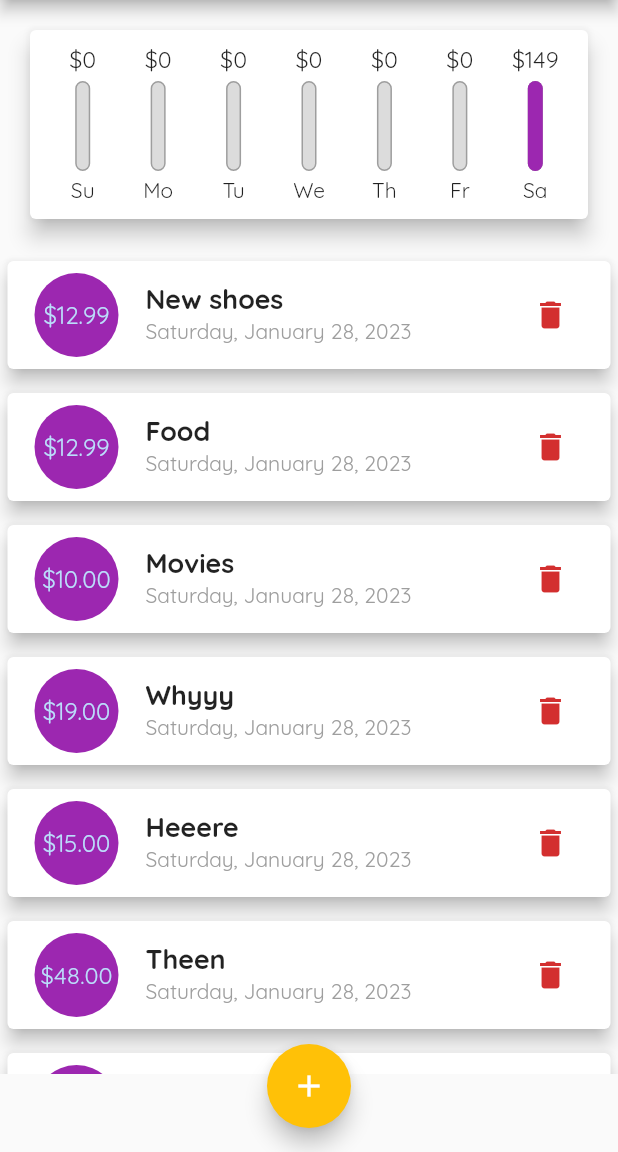
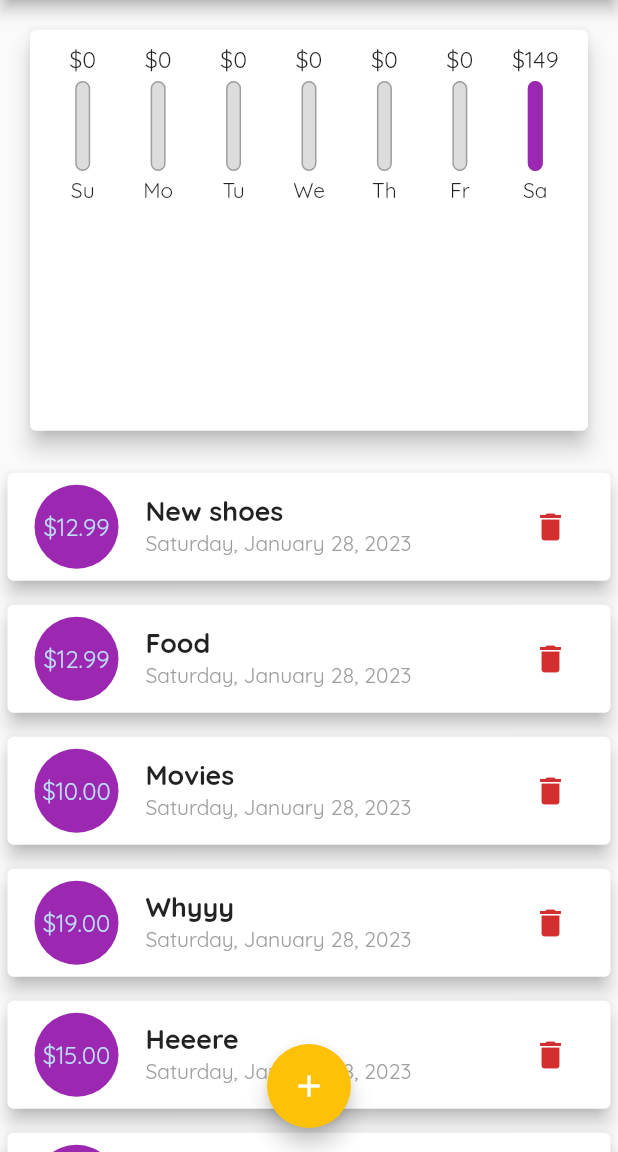
Before and after one commit to john-muinde/personal_expenses_app, a Flutter app: the screen it shows after launch, on a phone screen of 412 x 824 dp, the part 84-1236 px from its top. Run offline on Flutter 3.47's test engine with Material 2 defaults, Android fonts, the phone set to English and light mode, and no system bars.

Commit message:
using mediaquery in flutter

```diff
--- a/lib/main.dart
+++ b/lib/main.dart
@@ -138,8 +138,7 @@ class _MyHomePageState extends State<MyHomePage> {
 
   @override
   Widget build(BuildContext context) {
-    return Scaffold(
-      appBar: AppBar(
+    final appBar = AppBar(
       title: const Text(
         'Personal Expenses',
       ),
@@ -149,12 +148,25 @@ class _MyHomePageState extends State<MyHomePage> {
           onPressed: () => _startAddNewTransaction(context),
         ),
       ],
-      ),
+    );
+    return Scaffold(
+      appBar: appBar,
       body: SingleChildScrollView(
         child: Column(
           children: <Widget>[
-            Chart(_recentTransactions),
-            TransactionList(_userTransactions, _deleteTransaction),
+            Container(
+              height: (MediaQuery.of(context).size.height -
+                      appBar.preferredSize.height -
+                      MediaQuery.of(context).padding.top) *
+                  0.4,
+              child: Chart(_recentTransactions),
+            ),
+            Container(
+                height: (MediaQuery.of(context).size.height -
+                        appBar.preferredSize.height -
+                        MediaQuery.of(context).padding.top) *
+                    0.6,
+                child: TransactionList(_userTransactions, _deleteTransaction)),
           ],
         ),
       ),
--- a/lib/widgets/chart.dart
+++ b/lib/widgets/chart.dart
@@ -40,10 +40,10 @@ class Chart extends StatelessWidget {
   Widget build(BuildContext context) {
     // print(getGroupedTransactions);
     return Card(
-      margin: EdgeInsets.all(20),
+      margin: const EdgeInsets.all(20),
       elevation: 6,
       child: Container(
-        padding: EdgeInsets.all(10),
+        padding: const EdgeInsets.all(10),
         child: Row(
           mainAxisAlignment: MainAxisAlignment.spaceAround,
           children: getGroupedTransactions
--- a/lib/widgets/transactions_list.dart
+++ b/lib/widgets/transactions_list.dart
@@ -18,9 +18,7 @@ class TransactionList extends StatelessWidget {
   TransactionList(this.transactions, this.deleteTransactions);
   @override
   Widget build(BuildContext context) {
-    return Container(
-      height: 550,
-      child: transactions.isEmpty
+    return transactions.isEmpty
         ? Column(
             children: <Widget>[
               Text(
@@ -77,8 +75,7 @@ class TransactionList extends StatelessWidget {
                       style: styles,
                     ),
                     subtitle: Text(
-                        DateFormat.yMMMMEEEEd()
-                            .format(transactions[index].date),
+                      DateFormat.yMMMMEEEEd().format(transactions[index].date),
                       style: TextStyle(
                         color: Colors.grey,
                       ),
@@ -96,7 +93,6 @@ class TransactionList extends StatelessWidget {
               );
             },
             itemCount: transactions.length,
-            ),
           );
   }
 }
```
Lines whose indentation alone changed are shown as unchanged.
